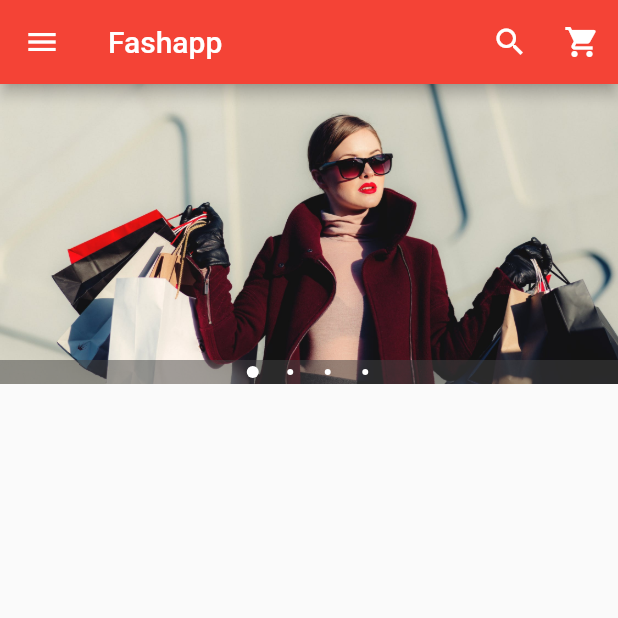
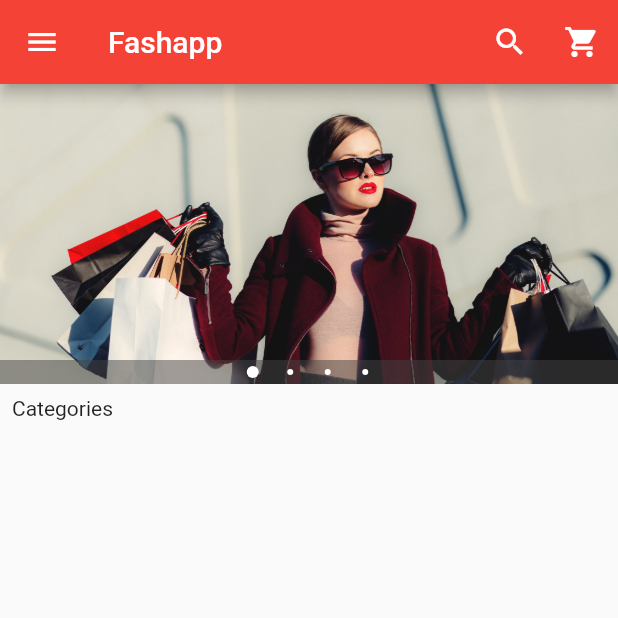
Before and after one commit to tharindu97/Flutter_Projects_1.0_E-commerceApp, a Flutter app: the screen it shows after launch, on a phone screen of 412 x 824 dp, the top half of it. Run offline on Flutter 3.47's test engine with Material 2 defaults, Android fonts, the phone set to English and light mode, and no system bars; drawn by our look-alikes of carousel_pro.

Commit message:
11_completed

```diff
--- /dev/null
+++ b/lib/componets/horizontal_listview.dart
@@ -0,0 +1,39 @@
+import 'package:flutter/material.dart';
+
+class HorizontalList extends StatelessWidget {
+  @override
+  Widget build(BuildContext context) {
+    return Container(
+      height: 80.0,
+      child: ListView(
+        scrollDirection: Axis.horizontal,
+        children: <Widget>[
+
+        ],
+      ),
+    );
+  }
+}
+
+class Category extends StatelessWidget {
+  final String image_location;
+  final String image_caption;
+
+  Category({
+    this.image_location,
+    this.image_caption
+  });
+
+  @override
+  Widget build(BuildContext context) {
+    return Padding(padding: EdgeInsets.all(2.0),
+      child: InkWell(
+        onTap: (){},
+        child: ListTile(
+          title: Image.asset(image_location),
+          subtitle: Text(image_caption),
+        ),
+      ),
+    );
+  }
+}
--- a/lib/main.dart
+++ b/lib/main.dart
@@ -1,5 +1,8 @@
 import 'package:flutter/material.dart';
 import 'package:carousel_pro/carousel_pro.dart';
+
+//my own imports
+import 'package:ecom/componets/horizontal_listview.dart';
 
 void main(){
   runApp(MaterialApp(
@@ -130,7 +133,14 @@ class _HomePageState extends State<HomePage> {
       ),
       body: new ListView(
         children: <Widget>[
-          imageCarousel
+          //image carousel begins here
+          imageCarousel,
+          //padding widget
+          Padding(padding: const EdgeInsets.all(8.0),
+          child: Text('Categories'),
+          ),
+          //Horizontal list view begins here
+          HorizontalList(),
         ],
       ),
     );
```
Also changed, not shown: pubspec.lock, 1 other file.
